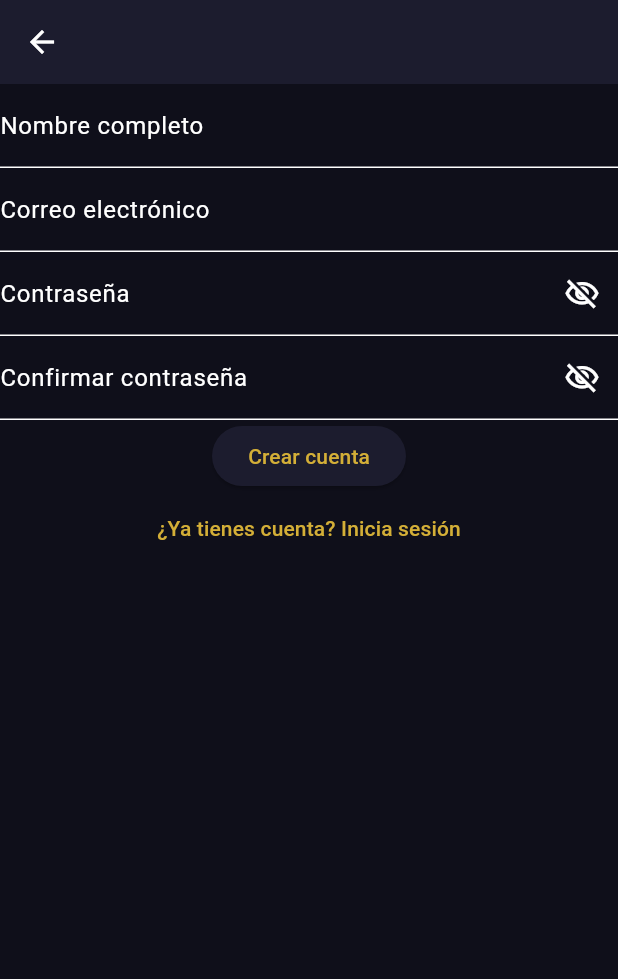
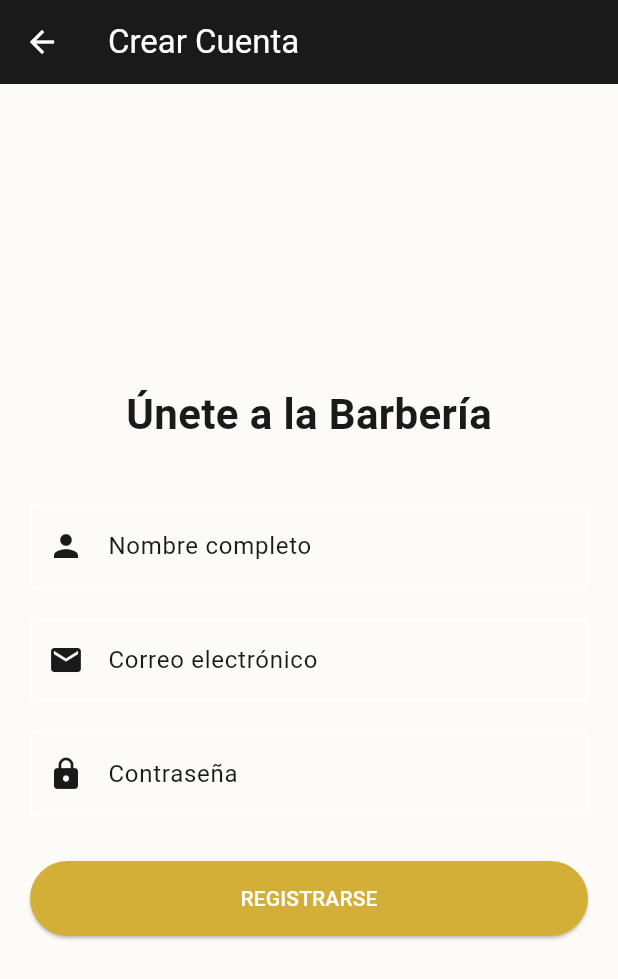
Before and after one commit to jmhc1990/reservation-management-app, a Flutter app: the RegisterScreen screen opened directly, on a phone screen of 412 x 824 dp. Shown: the top 979 px of the screen. Run offline on Flutter 3.47's test engine with Material 3 defaults, Android fonts, the phone set to English and light mode, and no system bars; our stand-ins replace cloud_firestore, firebase_auth, firebase_core; accounts and stored records are empty.

Commit message:
Diseño añadido

```diff
--- a/lib/main.dart
+++ b/lib/main.dart
@@ -4,6 +4,7 @@ import 'package:provider/provider.dart';
 import 'controllers/auth_controller.dart';
 import 'firebase_options.dart'; // Generado por flutterfire configure
 import 'navigation/auth_wrapper.dart';
+import 'screens/auth/login_screen.dart';
 
 Future<void> main() async {
   WidgetsFlutterBinding.ensureInitialized();
@@ -36,7 +37,7 @@ class BarberApp extends StatelessWidget {
           scaffoldBackgroundColor: const Color(0xFF0F0F1A),
         ),
         // AuthWrapper decide automáticamente si mostrar Login o Home.
-        home: const AuthWrapper(),
+        home: const LoginScreen(),
       ),
     );
   }
--- a/lib/screens/auth/register_screen.dart
+++ b/lib/screens/auth/register_screen.dart
@@ -1,174 +1,74 @@
 import 'package:flutter/material.dart';
-import 'package:provider/provider.dart';
-import '../../controllers/auth_controller.dart';
 
-class RegisterScreen extends StatefulWidget {
+class RegisterScreen extends StatelessWidget {
   const RegisterScreen({super.key});
 
   @override
-  State<RegisterScreen> createState() => _RegisterScreenState();
-}
+  Widget build(BuildContext context) {
+    return Scaffold(
+      backgroundColor: Color(0xFFFDFBF7),
+      appBar: AppBar(
+        title: const Text('Crear Cuenta'),
+        backgroundColor:Color(0xFF1A1A1A),
+        foregroundColor: Colors.white,
+      ),
+      body: Padding(
+        padding: const EdgeInsets.all(20.0),
+        child: Column(
+          mainAxisAlignment: MainAxisAlignment.center,
+          children: [
+            const Text(
+              'Únete a la Barbería',
+              style: TextStyle(fontSize: 28, fontWeight: FontWeight.bold, color: Color(0xFF1A1A1A)),
+            ),
+            const SizedBox(height: 40),
 
-class _RegisterScreenState extends State<RegisterScreen> {
-  final _formKey = GlobalKey<FormState>();
-  final _nameController = TextEditingController();
-  final _emailController = TextEditingController();
-  final _passwordController = TextEditingController();
-  final _confirmPasswordController = TextEditingController();
-
-  @override
-  void dispose() {
-    _nameController.dispose();
-    _emailController.dispose();
-    _passwordController.dispose();
-    _confirmPasswordController.dispose();
-    super.dispose();
-  }
-
-  //  acción de registro
-
-  Future<void> _handleRegister() async {
-    context.read<AuthController>().clearError();
-
-    if (!_formKey.currentState!.validate()) return;
-
-    FocusScope.of(context).unfocus();
-
-    final success = await context.read<AuthController>().register(
-          email: _emailController.text,
-          password: _passwordController.text,
-          confirmPassword: _confirmPasswordController.text,
-          displayName: _nameController.text,
-        );
-
-    // si el registro va bien, el AuthWrapper detecta el nuevo usuario y navega automáticamente al Home
-    if (success && mounted) {
-      Navigator.pop(context);
-    }
-  }
-
-  //  UI pendiente de la persona de diseño
-
-  @override
-  Widget build(BuildContext context) {
-    return Consumer<AuthController>(
-      builder: (context, controller, _) {
-        return Scaffold(
-          appBar: AppBar(
-            leading: IconButton(
-              onPressed: () => Navigator.pop(context),
-              icon: const Icon(Icons.arrow_back),
+            // Nuevo campo: Nombre
+            TextField(
+              style: TextStyle(color: Color(0xFF1A1A1A)),
+              decoration: InputDecoration(
+                labelText: 'Nombre completo',
+                labelStyle: TextStyle(color: Color(0xFF1A1A1A)),
+                border: OutlineInputBorder(),
+               prefixIcon: Icon(Icons.person, color: Color(0xFF1A1A1A)),
               ),
             ),
-          body: Form(
-            key: _formKey,
-            child: Column(
-              children: [
-                // campo nombre
-                TextFormField(
-                  controller: _nameController,
-                  decoration: const InputDecoration(labelText: 'Nombre completo'),
-                  validator: (value) {
-                    if (value == null || value.trim().isEmpty) {
-                      return 'Introduce tu nombre';
-                    }
-                    if (value.trim().length < 2) {
-                      return 'El nombre debe tener al menos 2 caracteres';
-                    }
-                    return null;
-                  },
+            const SizedBox(height: 20),
+
+            TextField(
+              style: TextStyle(color: Color(0xFF1A1A1A)),
+              decoration: InputDecoration(
+                labelText: 'Correo electrónico',
+                labelStyle: TextStyle(color: Color(0xFF1A1A1A)),
+                border: OutlineInputBorder(),
+                prefixIcon: Icon(Icons.email, color: Color(0xFF1A1A1A)),
               ),
+            ),
+            const SizedBox(height: 20),
 
-                // campo email
-                TextFormField(
-                  controller: _emailController,
-                  keyboardType: TextInputType.emailAddress,
-                  decoration: const InputDecoration(labelText: 'Correo electrónico'),
-                  validator: (value) {
-                    if (value == null || value.trim().isEmpty) {
-                      return 'Introduce tu correo';
-                    }
-                    final emailRegex = RegExp(r'^[^@]+@[^@]+\.[^@]+');
-                    if (!emailRegex.hasMatch(value.trim())) {
-                      return 'El correo no tiene un formato válido';
-                    }
-                    return null;
-                  },
-                ),
-
-                // campo contraseña
-                TextFormField(
-                  controller: _passwordController,
-                  obscureText: controller.obscurePassword,
+            TextField(
+              obscureText: true,
+              style: TextStyle(color: Color(0xFF1A1A1A)),
               decoration: InputDecoration(
                 labelText: 'Contraseña',
-                    suffixIcon: IconButton(
-                      onPressed: controller.togglePasswordVisibility,
-                      icon: Icon(controller.obscurePassword
-                          ? Icons.visibility_off_outlined
-                          : Icons.visibility_outlined),
+                labelStyle: TextStyle(color: Color(0xFF1A1A1A)),
+                border: OutlineInputBorder(),
+                prefixIcon: Icon(Icons.lock, color: Color(0xFF1A1A1A)),
               ),
             ),
-                  validator: (value) {
-                    if (value == null || value.isEmpty) {
-                      return 'Introduce una contraseña';
-                    }
-                    if (value.length < 6) {
-                      return 'Mínimo 6 caracteres';
-                    }
-                    return null;
-                  },
+            const SizedBox(height: 30),
+
+            ElevatedButton(
+              onPressed: () {},
+              style: ElevatedButton.styleFrom(
+                backgroundColor: Color(0xFFD4AF37),
+                minimumSize: const Size(double.infinity, 50),
               ),
-
-                // campo de confirmar contraseña
-                TextFormField(
-                  controller: _confirmPasswordController,
-                  obscureText: controller.obscureConfirmPassword,
-                  decoration: InputDecoration(
-                    labelText: 'Confirmar contraseña',
-                    suffixIcon: IconButton(
-                      onPressed: controller.toggleConfirmPasswordVisibility,
-                      icon: Icon(controller.obscureConfirmPassword
-                          ? Icons.visibility_off_outlined
-                          : Icons.visibility_outlined),
-                    ),
-                  ),
-                  validator: (value) {
-                    if (value == null || value.isEmpty) {
-                      return 'Confirma tu contraseña';
-                    }
-                    if (value != _passwordController.text) {
-                      return 'Las contraseñas no coinciden';
-                    }
-                    return null;
-                  },
-                ),
-
-                // botón registro con estado de carga
-                ElevatedButton(
-                  onPressed: controller.isLoading ? null : _handleRegister,
-                  child: controller.isLoading
-                      ? const CircularProgressIndicator()
-                      : const Text('Crear cuenta'),
-                ),
-
-                // mensaje de error de Firebase
-                if (controller.errorMessage != null)
-                  Text(
-                    controller.errorMessage!,
-                    style: const TextStyle(color: Colors.red),
-                  ),
-
-                // enlace de vuelta al login
-                TextButton(
-                  onPressed: () => Navigator.pop(context),
-                  child: const Text('¿Ya tienes cuenta? Inicia sesión'),
+              child: const Text('REGISTRARSE', style: TextStyle(color: Colors.white)),
             ),
           ],
         ),
       ),
     );
-      },
-    );
   }
 }
```
Also changed, not shown: lib/screens/auth/login_screen.dart (+64 -126 lines), lib/screens/login_screen.dart (deleted, +0 -72 lines), lib/screens/register_screen.dart (deleted, +0 -68 lines), 1 other file. Lines whose indentation alone changed are shown as unchanged.
